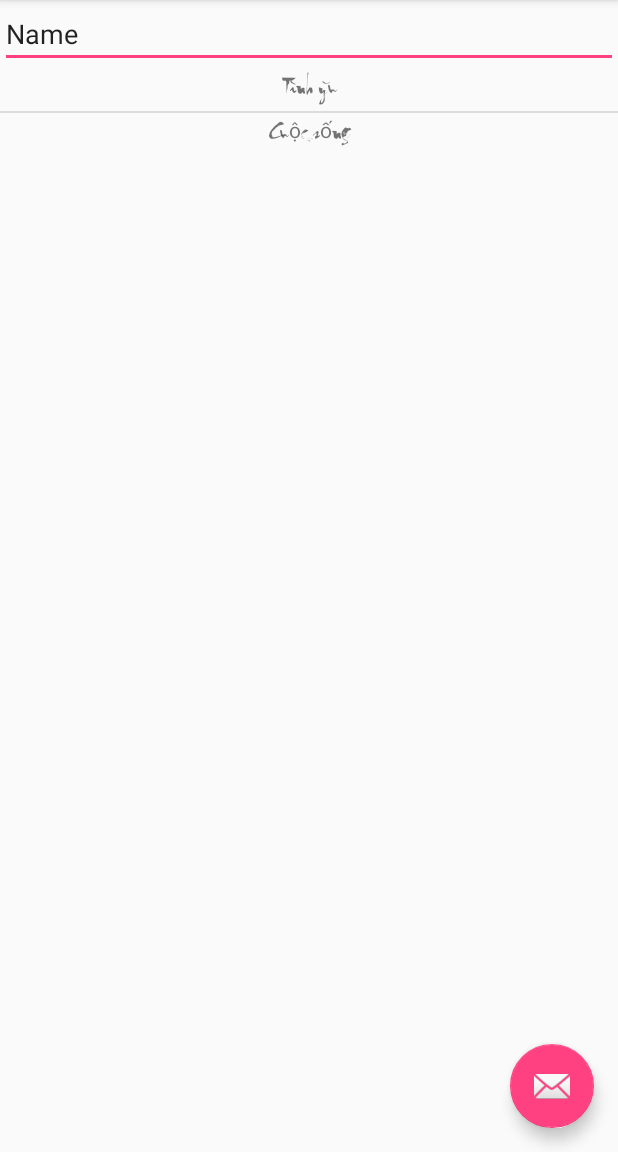
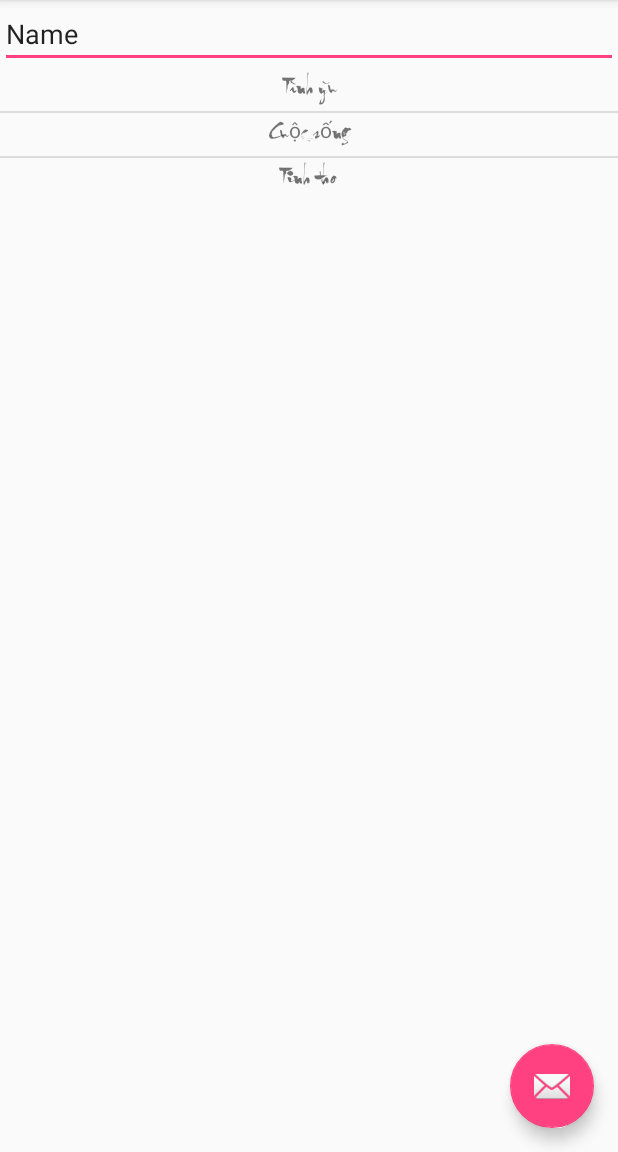
Before and after one commit to dinhmauminh/Thuphap2, an Android app: the screen it shows after launch (MainActivity), on a phone screen of 412 x 824 dp, the part 84-1236 px from its top. Run offline under Robolectric (Android 15) with nearby library versions, the phone set to English and light mode, and no system bars.

Commit message:
Sua lai file mainactivity

```diff
--- a/Thuphap/app/src/main/java/com/dinhmaumimh/thuphap/MainActivity.java
+++ b/Thuphap/app/src/main/java/com/dinhmaumimh/thuphap/MainActivity.java
@@ -98,6 +98,12 @@ public class MainActivity extends AppCompatActivity
                     "Lòng mây khao khát một vầng trăng\n" +
                     "\n","Thơ","Sưu tầm");
             SQ.addThuphap("Cuộc sống","Phong và Vân\n" +
+                    "Cũng có lúc mây hững hờ lẩn tránh\n" +
+                    "Gió lang thang tìm kiếm khắp trời cao\n" +
+                    "Mây thiếu gió mây cũng buồn rũ rượi\n" +
+                    "Gió thiếu mây lòng gió cũng nao nao\n" +
+                    "\n","Thơ","Sưu tầm");
+            SQ.addThuphap("Tinh tho","Phong và Vân\n" +
                     "Cũng có lúc mây hững hờ lẩn tránh\n" +
                     "Gió lang thang tìm kiếm khắp trời cao\n" +
                     "Mây thiếu gió mây cũng buồn rũ rượi\n" +
```
